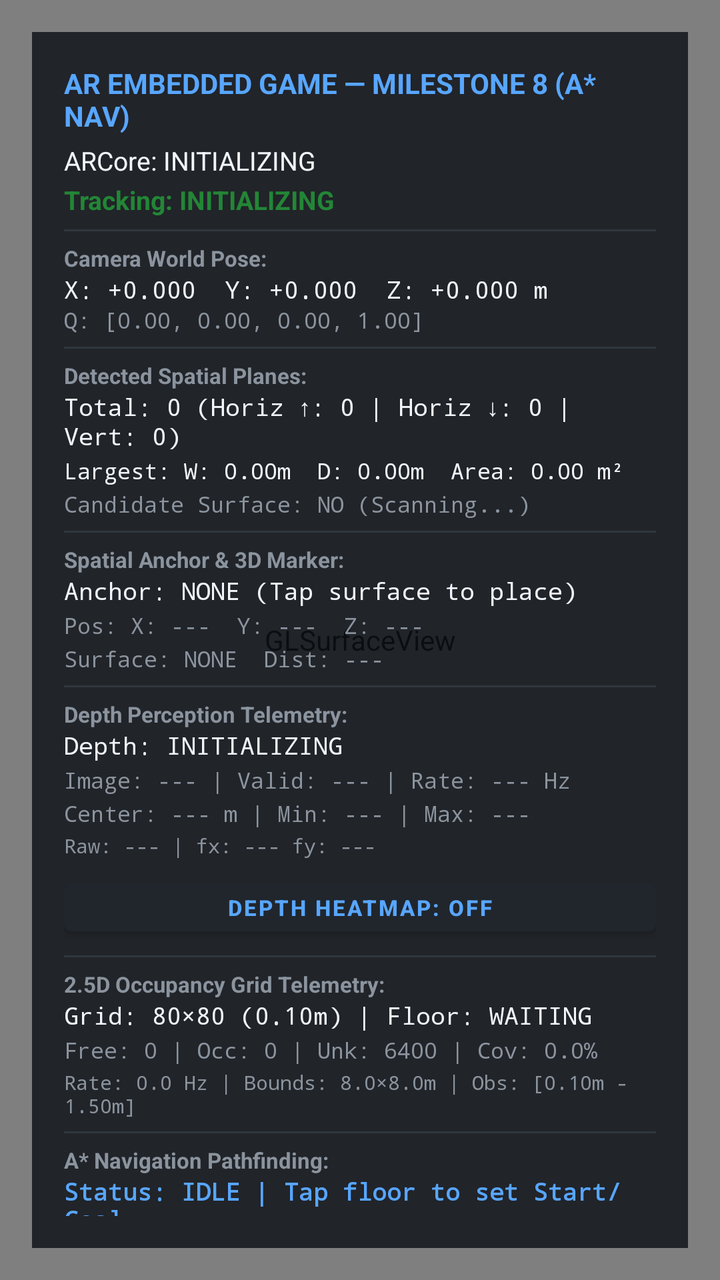
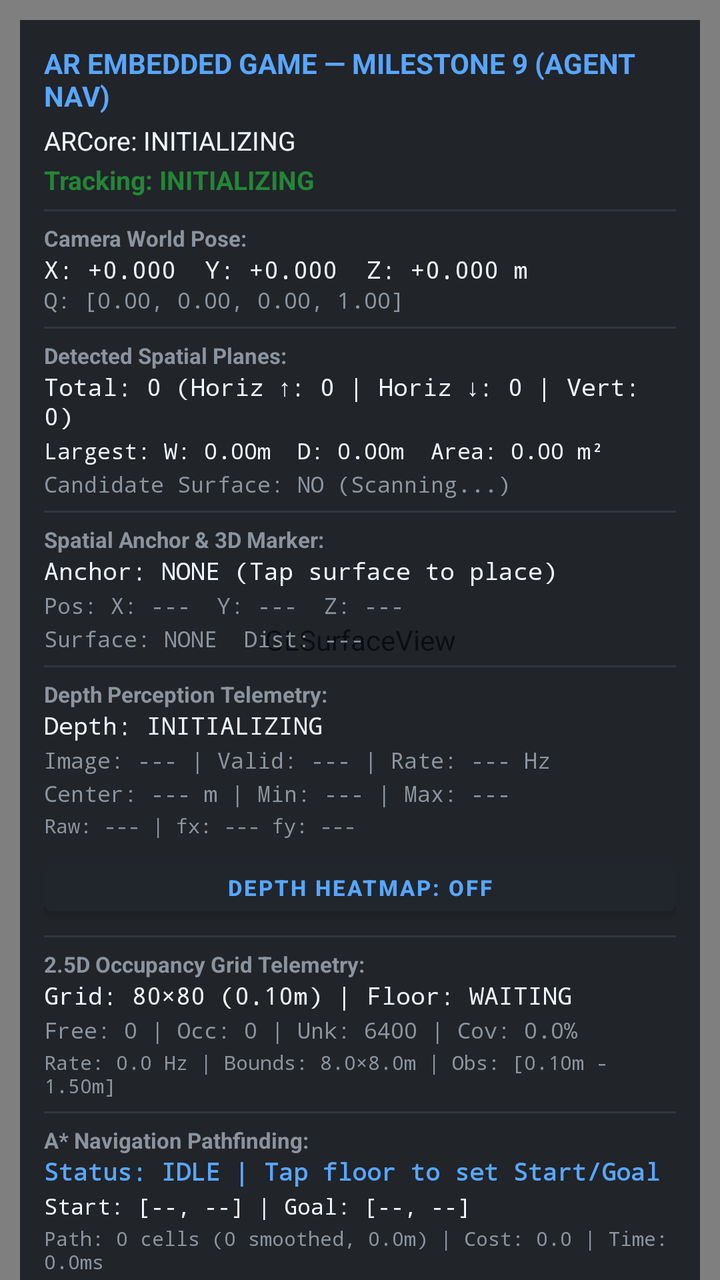

Two renders of the same Android screen: before a commit and after it. Below are the layout's source before the change and the commit's diff.
<!-- AndroidManifest.xml: application theme Theme.ARGame -->
<!-- res/layout/activity_main.xml -->
<?xml version="1.0" encoding="utf-8"?>
<FrameLayout xmlns:android="http://schemas.android.com/apk/res/android"
    android:layout_width="match_parent"
    android:layout_height="match_parent"
    android:background="@color/bg_dark">

    
    <android.opengl.GLSurfaceView
        android:id="@+id/surfaceView"
        android:layout_width="match_parent"
        android:layout_height="match_parent" />

    
    <LinearLayout
        android:id="@+id/diagnosticsCard"
        android:layout_width="wrap_content"
        android:layout_height="wrap_content"
        android:layout_gravity="top|start"
        android:layout_margin="16dp"
        android:background="#D00D1117"
        android:orientation="vertical"
        android:padding="16dp">

        <TextView
            android:id="@+id/tvHeader"
            android:layout_width="wrap_content"
            android:layout_height="wrap_content"
            android:text="AR EMBEDDED GAME — MILESTONE 8 (A* NAV)"
            android:textColor="@color/accent_cyan"
            android:textSize="14sp"
            android:textStyle="bold" />

        <TextView
            android:id="@+id/tvArcoreStatus"
            android:layout_width="wrap_content"
            android:layout_height="wrap_content"
            android:layout_marginTop="4dp"
            android:text="ARCore: INITIALIZING"
            android:textColor="@color/text_primary"
            android:textSize="13sp" />

        <TextView
            android:id="@+id/tvTrackingStatus"
            android:layout_width="wrap_content"
            android:layout_height="wrap_content"
            android:layout_marginTop="2dp"
            android:text="Tracking: INITIALIZING"
            android:textColor="@color/accent_green"
            android:textSize="13sp"
            android:textStyle="bold" />

        <View
            android:layout_width="match_parent"
            android:layout_height="1dp"
            android:layout_marginTop="6dp"
            android:layout_marginBottom="6dp"
            android:background="#30363D" />

        <TextView
            android:layout_width="wrap_content"
            android:layout_height="wrap_content"
            android:text="Camera World Pose:"
            android:textColor="@color/text_secondary"
            android:textSize="11sp"
            android:textStyle="bold" />

        <TextView
            android:id="@+id/tvPosePosition"
            android:layout_width="wrap_content"
            android:layout_height="wrap_content"
            android:fontFamily="monospace"
            android:text="X: +0.000  Y: +0.000  Z: +0.000 m"
            android:textColor="@color/text_primary"
            android:textSize="12sp" />

        <TextView
            android:id="@+id/tvPoseRotation"
            android:layout_width="wrap_content"
            android:layout_height="wrap_content"
            android:fontFamily="monospace"
            android:text="Q: [0.00, 0.00, 0.00, 1.00]"
            android:textColor="@color/text_secondary"
            android:textSize="11sp" />

        <View
            android:layout_width="match_parent"
            android:layout_height="1dp"
            android:layout_marginTop="6dp"
            android:layout_marginBottom="6dp"
            android:background="#30363D" />

        
        <TextView
            android:layout_width="wrap_content"
            android:layout_height="wrap_content"
            android:text="Detected Spatial Planes:"
            android:textColor="@color/text_secondary"
            android:textSize="11sp"
            android:textStyle="bold" />

        <TextView
            android:id="@+id/tvPlanesSummary"
            android:layout_width="wrap_content"
            android:layout_height="wrap_content"
            android:fontFamily="monospace"
            android:text="Total: 0 (Horiz ↑: 0 | Horiz ↓: 0 | Vert: 0)"
            android:textColor="@color/text_primary"
            android:textSize="12sp" />

        <TextView
            android:id="@+id/tvLargestPlane"
            android:layout_width="wrap_content"
            android:layout_height="wrap_content"
            android:layout_marginTop="2dp"
            android:fontFamily="monospace"
            android:text="Largest: W: 0.00m  D: 0.00m  Area: 0.00 m²"
            android:textColor="@color/text_primary"
            android:textSize="11sp" />

        <TextView
            android:id="@+id/tvCandidateFloor"
            android:layout_width="wrap_content"
            android:layout_height="wrap_content"
            android:layout_marginTop="2dp"
            android:fontFamily="monospace"
            android:text="Candidate Surface: NO (Scanning...)"
            android:textColor="@color/text_secondary"
            android:textSize="11sp" />

        <View
            android:layout_width="match_parent"
            android:layout_height="1dp"
            android:layout_marginTop="6dp"
            android:layout_marginBottom="6dp"
            android:background="#30363D" />

        
        <TextView
            android:layout_width="wrap_content"
            android:layout_height="wrap_content"
            android:text="Spatial Anchor &amp; 3D Marker:"
            android:textColor="@color/text_secondary"
            android:textSize="11sp"
            android:textStyle="bold" />

        <TextView
            android:id="@+id/tvAnchorStatus"
            android:layout_width="wrap_content"
            android:layout_height="wrap_content"
            android:fontFamily="monospace"
            android:text="Anchor: NONE (Tap surface to place)"
            android:textColor="@color/text_primary"
            android:textSize="12sp" />

        <TextView
            android:id="@+id/tvAnchorPose"
            android:layout_width="wrap_content"
            android:layout_height="wrap_content"
            android:layout_marginTop="2dp"
            android:fontFamily="monospace"
            android:text="Pos: X: ---  Y: ---  Z: ---"
            android:textColor="@color/text_secondary"
            android:textSize="11sp" />

        <TextView
            android:id="@+id/tvAnchorSurface"
            android:layout_width="wrap_content"
            android:layout_height="wrap_content"
            android:layout_marginTop="2dp"
            android:fontFamily="monospace"
            android:text="Surface: NONE  Dist: ---"
            android:textColor="@color/text_secondary"
            android:textSize="11sp" />

        <Button
            android:id="@+id/btnResetAnchor"
            android:layout_width="match_parent"
            android:layout_height="36dp"
            android:layout_marginTop="6dp"
            android:backgroundTint="#21262D"
            android:text="RESET MARKER"
            android:textColor="@color/accent_cyan"
            android:textSize="11sp"
            android:textStyle="bold"
            android:visibility="gone" />

        <View
            android:layout_width="match_parent"
            android:layout_height="1dp"
            android:layout_marginTop="6dp"
            android:layout_marginBottom="6dp"
            android:background="#30363D" />

        
        <TextView
            android:layout_width="wrap_content"
            android:layout_height="wrap_content"
            android:text="Depth Perception Telemetry:"
            android:textColor="@color/text_secondary"
            android:textSize="11sp"
            android:textStyle="bold" />

        <TextView
            android:id="@+id/tvDepthStatus"
            android:layout_width="wrap_content"
            android:layout_height="wrap_content"
            android:fontFamily="monospace"
            android:text="Depth: INITIALIZING"
            android:textColor="@color/text_primary"
            android:textSize="12sp" />

        <TextView
            android:id="@+id/tvDepthMetrics"
            android:layout_width="wrap_content"
            android:layout_height="wrap_content"
            android:layout_marginTop="2dp"
            android:fontFamily="monospace"
            android:text="Image: --- | Valid: --- | Rate: --- Hz"
            android:textColor="@color/text_secondary"
            android:textSize="11sp" />

        <TextView
            android:id="@+id/tvDepthRanges"
            android:layout_width="wrap_content"
            android:layout_height="wrap_content"
            android:layout_marginTop="2dp"
            android:fontFamily="monospace"
            android:text="Center: --- m | Min: --- | Max: ---"
            android:textColor="@color/text_secondary"
            android:textSize="11sp" />

        <TextView
            android:id="@+id/tvDepthRawIntrinsics"
            android:layout_width="wrap_content"
            android:layout_height="wrap_content"
            android:layout_marginTop="2dp"
            android:fontFamily="monospace"
            android:text="Raw: --- | fx: --- fy: ---"
            android:textColor="@color/text_secondary"
            android:textSize="10sp" />

        <Button
            android:id="@+id/btnToggleDepthView"
            android:layout_width="match_parent"
            android:layout_height="36dp"
            android:layout_marginTop="6dp"
            android:backgroundTint="#21262D"
            android:text="DEPTH HEATMAP: OFF"
            android:textColor="@color/accent_cyan"
            android:textSize="11sp"
            android:textStyle="bold" />

        <View
            android:layout_width="match_parent"
            android:layout_height="1dp"
            android:layout_marginTop="6dp"
            android:layout_marginBottom="6dp"
            android:background="#30363D" />

        
        <TextView
            android:layout_width="wrap_content"
            android:layout_height="wrap_content"
            android:text="2.5D Occupancy Grid Telemetry:"
            android:textColor="@color/text_secondary"
            android:textSize="11sp"
            android:textStyle="bold" />

        <TextView
            android:id="@+id/tvGridStatus"
            android:layout_width="wrap_content"
            android:layout_height="wrap_content"
            android:fontFamily="monospace"
            android:text="Grid: 80×80 (0.10m) | Floor: WAITING"
            android:textColor="@color/text_primary"
            android:textSize="12sp" />

        <TextView
            android:id="@+id/tvGridCounts"
            android:layout_width="wrap_content"
            android:layout_height="wrap_content"
            android:layout_marginTop="2dp"
            android:fontFamily="monospace"
            android:text="Free: 0 | Occ: 0 | Unk: 6400 | Cov: 0.0%"
            android:textColor="@color/text_secondary"
            android:textSize="11sp" />

        <TextView
            android:id="@+id/tvGridMetrics"
            android:layout_width="wrap_content"
            android:layout_height="wrap_content"
            android:layout_marginTop="2dp"
            android:fontFamily="monospace"
            android:text="Rate: 0.0 Hz | Bounds: 8.0×8.0m | Obs: [0.10m - 1.50m]"
            android:textColor="@color/text_secondary"
            android:textSize="10sp" />

        <View
            android:layout_width="match_parent"
            android:layout_height="1dp"
            android:layout_marginTop="6dp"
            android:layout_marginBottom="6dp"
            android:background="#30363D" />

        
        <TextView
            android:layout_width="wrap_content"
            android:layout_height="wrap_content"
            android:text="A* Navigation Pathfinding:"
            android:textColor="@color/text_secondary"
            android:textSize="11sp"
            android:textStyle="bold" />

        <TextView
            android:id="@+id/tvNavStatus"
            android:layout_width="wrap_content"
            android:layout_height="wrap_content"
            android:fontFamily="monospace"
            android:text="Status: IDLE | Tap floor to set Start/Goal"
            android:textColor="@color/accent_cyan"
            android:textSize="12sp"
            android:textStyle="bold" />

        <TextView
            android:id="@+id/tvNavEndpoints"
            android:layout_width="wrap_content"
            android:layout_height="wrap_content"
            android:layout_marginTop="2dp"
            android:fontFamily="monospace"
            android:text="Start: [--, --] | Goal: [--, --]"
            android:textColor="@color/text_primary"
            android:textSize="11sp" />

        <TextView
            android:id="@+id/tvNavMetrics"
            android:layout_width="wrap_content"
            android:layout_height="wrap_content"
            android:layout_marginTop="2dp"
            android:fontFamily="monospace"
            android:text="Path: 0 cells (0 smoothed, 0.0m) | Cost: 0.0 | Time: 0.0ms"
            android:textColor="@color/text_secondary"
            android:textSize="10sp" />

        <LinearLayout
            android:layout_width="match_parent"
            android:layout_height="wrap_content"
            android:layout_marginTop="6dp"
            android:orientation="horizontal">

            <Button
                android:id="@+id/btnToggleGridView"
                android:layout_width="0dp"
                android:layout_height="36dp"
                android:layout_weight="1"
                android:layout_marginEnd="4dp"
                android:backgroundTint="#21262D"
                android:text="FLOOR GRID: ON"
                android:textColor="@color/accent_green"
                android:textSize="10sp"
                android:textStyle="bold" />

            <Button
                android:id="@+id/btnResetGrid"
                android:layout_width="0dp"
                android:layout_height="36dp"
                android:layout_weight="1"
                android:layout_marginStart="4dp"
                android:backgroundTint="#21262D"
                android:text="RESET GRID"
                android:textColor="@color/accent_cyan"
                android:textSize="10sp"
                android:textStyle="bold" />
        </LinearLayout>

        <LinearLayout
            android:layout_width="match_parent"
            android:layout_height="wrap_content"
            android:layout_marginTop="4dp"
            android:orientation="horizontal">

            <Button
                android:id="@+id/btnGridDisplayMode"
                android:layout_width="0dp"
                android:layout_height="36dp"
                android:layout_weight="1"
                android:layout_marginEnd="4dp"
                android:backgroundTint="#21262D"
                android:text="MODE: INFLATED"
                android:textColor="@color/accent_yellow"
                android:textSize="10sp"
                android:textStyle="bold" />

            <Button
                android:id="@+id/btnToggleUnknownPolicy"
                android:layout_width="0dp"
                android:layout_height="36dp"
                android:layout_weight="1"
                android:layout_marginStart="4dp"
                android:backgroundTint="#21262D"
                android:text="UNK: BLOCKED"
                android:textColor="@color/accent_purple"
                android:textSize="10sp"
                android:textStyle="bold" />
        </LinearLayout>

        <LinearLayout
            android:layout_width="match_parent"
            android:layout_height="wrap_content"
            android:layout_marginTop="4dp"
            android:orientation="horizontal">

            <Button
                android:id="@+id/btnNavMode"
                android:layout_width="0dp"
                android:layout_height="36dp"
                android:layout_weight="1.2"
                android:layout_marginEnd="2dp"
                android:backgroundTint="#21262D"
                android:text="NAV: SET START"
                android:textColor="@color/accent_green"
                android:textSize="9sp"
                android:textStyle="bold" />

            <Button
                android:id="@+id/btnReplanPath"
                android:layout_width="0dp"
                android:layout_height="36dp"
                android:layout_weight="1"
                android:layout_marginStart="2dp"
                android:layout_marginEnd="2dp"
                android:backgroundTint="#21262D"
                android:text="REPLAN A*"
                android:textColor="@color/accent_yellow"
                android:textSize="9sp"
                android:textStyle="bold" />

            <Button
                android:id="@+id/btnClearPath"
                android:layout_width="0dp"
                android:layout_height="36dp"
                android:layout_weight="0.8"
                android:layout_marginStart="2dp"
                android:backgroundTint="#21262D"
                android:text="CLEAR"
                android:textColor="@color/text_secondary"
                android:textSize="9sp"
                android:textStyle="bold" />
        </LinearLayout>

        <View
            android:layout_width="match_parent"
            android:layout_height="1dp"
            android:layout_marginTop="6dp"
            android:layout_marginBottom="6dp"
            android:background="#30363D" />

        <TextView
            android:id="@+id/tvPerformance"
            android:layout_width="wrap_content"
            android:layout_height="wrap_content"
            android:fontFamily="monospace"
            android:text="FPS: 0.0 | Samsung Galaxy Tab S8+"
            android:textColor="@color/text_secondary"
            android:textSize="11sp" />

    </LinearLayout>

    
    <LinearLayout
        android:id="@+id/permissionRationaleContainer"
        android:layout_width="match_parent"
        android:layout_height="match_parent"
        android:background="#F00D1117"
        android:gravity="center"
        android:orientation="vertical"
        android:padding="32dp"
        android:visibility="gone">

        <TextView
            android:layout_width="wrap_content"
            android:layout_height="wrap_content"
            android:gravity="center"
            android:text="Camera Permission Required"
            android:textColor="@color/text_primary"
            android:textSize="22sp"
            android:textStyle="bold" />

        <TextView
            android:layout_width="wrap_content"
            android:layout_height="wrap_content"
            android:layout_marginTop="16dp"
            android:gravity="center"
            android:text="This Embedded Systems AR application requires access to the tablet's camera to perform real-time visual-inertial odometry, surface detection, and spatial tracking."
            android:textColor="@color/text_secondary"
            android:textSize="15sp" />

        <Button
            android:id="@+id/btnGrantPermission"
            android:layout_width="wrap_content"
            android:layout_height="wrap_content"
            android:layout_marginTop="24dp"
            android:backgroundTint="@color/accent_cyan"
            android:text="Grant Camera Permission"
            android:textColor="@color/bg_dark" />

    </LinearLayout>

</FrameLayout>
<!-- resources referenced by this layout -->
<resources>
  <color name="accent_cyan">#FF58A6FF</color>
  <color name="accent_green">#FF238636</color>
  <color name="accent_purple">#FFA371F7</color>
  <color name="accent_yellow">#FFD29922</color>
  <color name="bg_dark">#FF0D1117</color>
  <color name="text_primary">#FFF0F6FC</color>
  <color name="text_secondary">#FF8B949E</color>
  <style name="Theme.ARGame" parent="Theme.MaterialComponents.DayNight.NoActionBar">
          <item name="colorPrimary">@color/accent_cyan</item>
          <item name="colorPrimaryVariant">@color/purple_700</item>
          <item name="colorOnPrimary">@color/white</item>
          <item name="android:statusBarColor">@color/bg_dark</item>
          <item name="android:windowBackground">@color/bg_dark</item>
      </style>
  <color name="purple_700">#FF3700B3</color>
  <color name="white">#FFFFFFFF</color>
</resources>

<!-- the commit's change to res/layout/activity_main.xml (unified diff, before → after) -->
@@ -11,21 +11,27 @@
         android:layout_height="match_parent" />
 
     
-    <LinearLayout
-        android:id="@+id/diagnosticsCard"
+    <ScrollView
         android:layout_width="wrap_content"
-        android:layout_height="wrap_content"
+        android:layout_height="match_parent"
         android:layout_gravity="top|start"
-        android:layout_margin="16dp"
-        android:background="#D00D1117"
-        android:orientation="vertical"
-        android:padding="16dp">
+        android:scrollbars="none"
+        android:fillViewport="false">
+
+        <LinearLayout
+            android:id="@+id/diagnosticsCard"
+            android:layout_width="wrap_content"
+            android:layout_height="wrap_content"
+            android:layout_margin="10dp"
+            android:background="#D00D1117"
+            android:orientation="vertical"
+            android:padding="12dp">
 
         <TextView
             android:id="@+id/tvHeader"
             android:layout_width="wrap_content"
             android:layout_height="wrap_content"
-            android:text="AR EMBEDDED GAME — MILESTONE 8 (A* NAV)"
+            android:text="AR EMBEDDED GAME — MILESTONE 9 (AGENT NAV)"
             android:textColor="@color/accent_cyan"
             android:textSize="14sp"
             android:textStyle="bold" />
@@ -454,6 +460,96 @@
             android:layout_marginBottom="6dp"
             android:background="#30363D" />
 
+        
+        <TextView
+            android:layout_width="wrap_content"
+            android:layout_height="wrap_content"
+            android:text="Autonomous Agent Telemetry:"
+            android:textColor="@color/text_secondary"
+            android:textSize="11sp"
+            android:textStyle="bold" />
+
+        <TextView
+            android:id="@+id/tvAgentStatus"
+            android:layout_width="wrap_content"
+            android:layout_height="wrap_content"
+            android:fontFamily="monospace"
+            android:text="Agent: IDLE | Ready to spawn"
+            android:textColor="@color/accent_cyan"
+            android:textSize="12sp"
+            android:textStyle="bold" />
+
+        <TextView
+            android:id="@+id/tvAgentPose"
+            android:layout_width="wrap_content"
+            android:layout_height="wrap_content"
+            android:layout_marginTop="2dp"
+            android:fontFamily="monospace"
+            android:text="Pos: (0.00, 0.00) m [c0, r0] | Head: 0.0° | Spd: 0.00 m/s"
+            android:textColor="@color/text_primary"
+            android:textSize="11sp" />
+
+        <TextView
+            android:id="@+id/tvAgentNav"
+            android:layout_width="wrap_content"
+            android:layout_height="wrap_content"
+            android:layout_marginTop="2dp"
+            android:fontFamily="monospace"
+            android:text="Wp: 0/0 | Goal Dist: 0.00 m | Grid v0 | Path v0 | Replans: 0"
+            android:textColor="@color/text_secondary"
+            android:textSize="10sp" />
+
+        <LinearLayout
+            android:layout_width="match_parent"
+            android:layout_height="wrap_content"
+            android:layout_marginTop="4dp"
+            android:orientation="horizontal">
+
+            <Button
+                android:id="@+id/btnSpawnAgent"
+                android:layout_width="0dp"
+                android:layout_height="36dp"
+                android:layout_weight="1.4"
+                android:layout_marginEnd="2dp"
+                android:backgroundTint="#21262D"
+                android:text="SPAWN / START"
+                android:textColor="@color/accent_cyan"
+                android:textSize="9sp"
+                android:textStyle="bold" />
+
+            <Button
+                android:id="@+id/btnPauseAgent"
+                android:layout_width="0dp"
+                android:layout_height="36dp"
+                android:layout_weight="1"
+                android:layout_marginStart="2dp"
+                android:layout_marginEnd="2dp"
+                android:backgroundTint="#21262D"
+                android:text="PAUSE"
+                android:textColor="@color/accent_yellow"
+                android:textSize="9sp"
+                android:textStyle="bold" />
+
+            <Button
+                android:id="@+id/btnResetAgent"
+                android:layout_width="0dp"
+                android:layout_height="36dp"
+                android:layout_weight="1"
+                android:layout_marginStart="2dp"
+                android:backgroundTint="#21262D"
+                android:text="RESET AGENT"
+                android:textColor="@color/text_secondary"
+                android:textSize="9sp"
+                android:textStyle="bold" />
+        </LinearLayout>
+
+        <View
+            android:layout_width="match_parent"
+            android:layout_height="1dp"
+            android:layout_marginTop="6dp"
+            android:layout_marginBottom="6dp"
+            android:background="#30363D" />
+
         <TextView
             android:id="@+id/tvPerformance"
             android:layout_width="wrap_content"
@@ -463,7 +559,8 @@
             android:textColor="@color/text_secondary"
             android:textSize="11sp" />
 
-    </LinearLayout>
+        </LinearLayout>
+    </ScrollView>
 
     
     <LinearLayout
